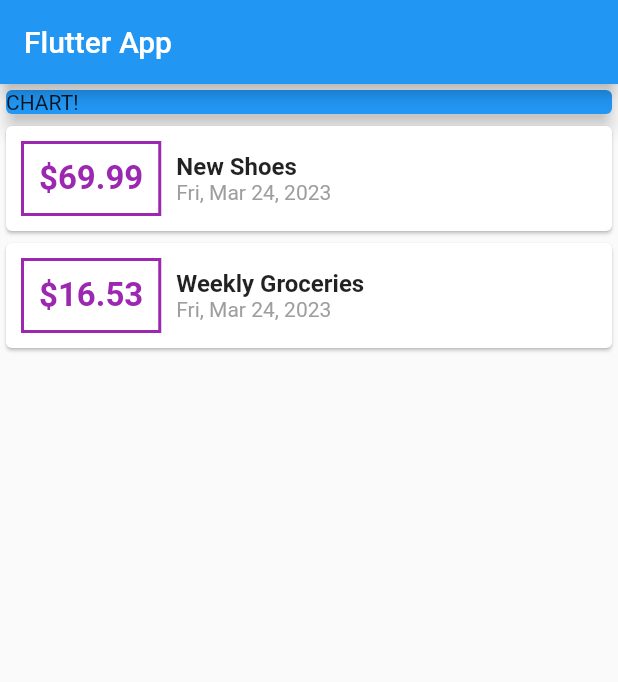
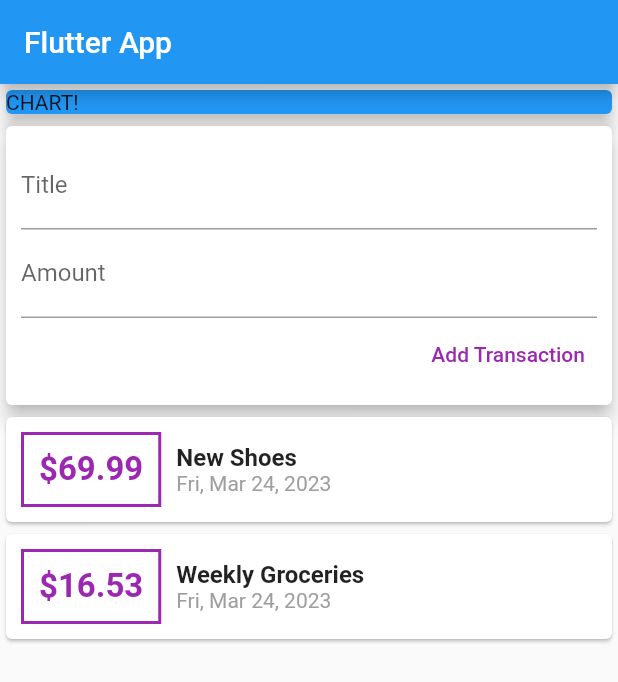
Before and after one commit to Curt-Park/flutter-practice, a Flutter app: the screen it shows after launch, on a phone screen of 412 x 824 dp. Shown: the top 682 px of the screen. Run offline on Flutter 3.47's test engine with Material 2 defaults, Android fonts, the phone set to English and light mode, and no system bars.

```diff
--- a/01_personal_expenses_app/lib/main.dart
+++ b/01_personal_expenses_app/lib/main.dart
@@ -1,6 +1,6 @@
 import 'package:flutter/material.dart';
 import 'package:intl/intl.dart';
-import './transaction.dart';
+import 'models/transaction.dart';
 
 void main() {
   runApp(MyApp());
@@ -31,6 +31,8 @@ class MyHomePage extends StatelessWidget {
       date: DateTime.now(),
     ),
   ];
+  final titleController = TextEditingController();
+  final amountController = TextEditingController();
 
   @override
   Widget build(BuildContext context) {
@@ -48,6 +50,30 @@ class MyHomePage extends StatelessWidget {
               color: Colors.blue,
               child: Text('CHART!'),
               elevation: 5,
+            ),
+          ),
+          Card(
+            elevation: 5,
+            child: Container(
+              padding: EdgeInsets.all(10),
+              child: Column(
+                crossAxisAlignment: CrossAxisAlignment.end,
+                children: <Widget>[
+                  TextField(
+                    decoration: InputDecoration(labelText: 'Title'),
+                    controller: titleController,
+                  ),
+                  TextField(
+                    decoration: InputDecoration(labelText: 'Amount'),
+                    controller: amountController,
+                  ),
+                  TextButton(
+                    child: Text('Add Transaction',
+                        style: TextStyle(color: Colors.purple)),
+                    onPressed: () {},
+                  ),
+                ],
+              ),
             ),
           ),
           Column(
```
Also changed, not shown: 01_personal_expenses_app/lib/widgets/transaction_list.dart (added, +17 -0 lines), 01_personal_expenses_app/lib/models/transaction.dart (renamed from 01_personal_expenses_app/lib/transaction.dart).
